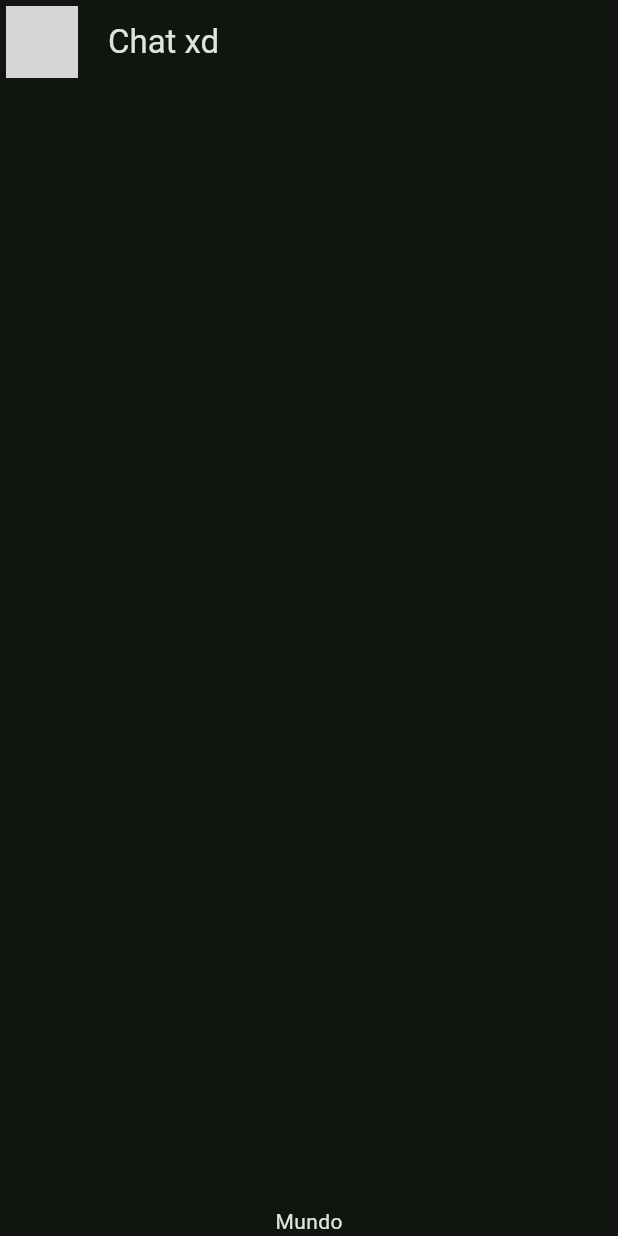
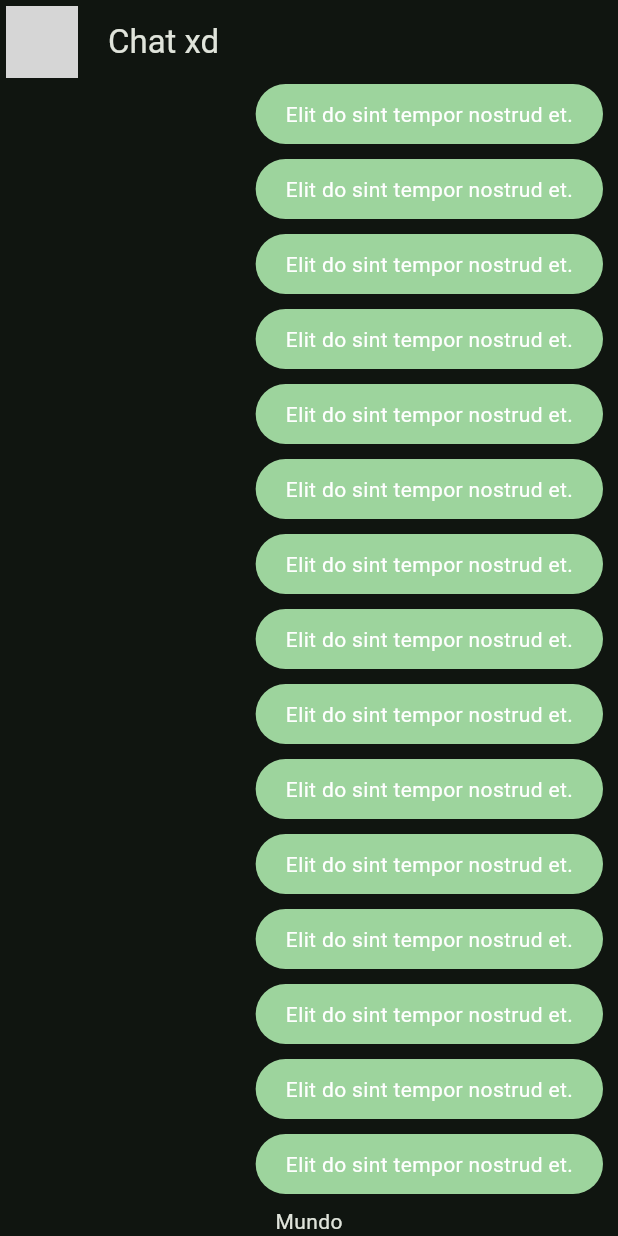
Before and after one commit to alexisSiT/yesapp, a Flutter app: the screen it shows after launch, on a phone screen of 412 x 824 dp. Run offline on Flutter 3.47's test engine with Material 3 defaults, Android fonts, the phone set to English and light mode, and no system bars; network calls fail; grey boxes are pictures that could not be loaded.

Commit message:
finish my messages

```diff
--- a/lib/presentation/widgets/chat/my_message_bubble.dart
+++ b/lib/presentation/widgets/chat/my_message_bubble.dart
@@ -5,10 +5,24 @@ class MyMessageBubble extends StatelessWidget {
 
   @override
   Widget build(BuildContext context) {
+    final colors = Theme.of(context).colorScheme;
+
     return Column(
+      crossAxisAlignment: CrossAxisAlignment.end,
       children: [
         Container(
-          decoration: BoxDecoration(),
+          decoration: BoxDecoration(
+              color: colors.primary, borderRadius: BorderRadius.circular(20)),
+          child: const Padding(
+            padding: EdgeInsets.symmetric(horizontal: 20, vertical: 10),
+            child: Text(
+              'Elit do sint tempor nostrud et.',
+              style: TextStyle(color: Colors.white),
+            ),
+          ),
+        ),
+        const SizedBox(
+          height: 10,
         )
       ],
     );
```
